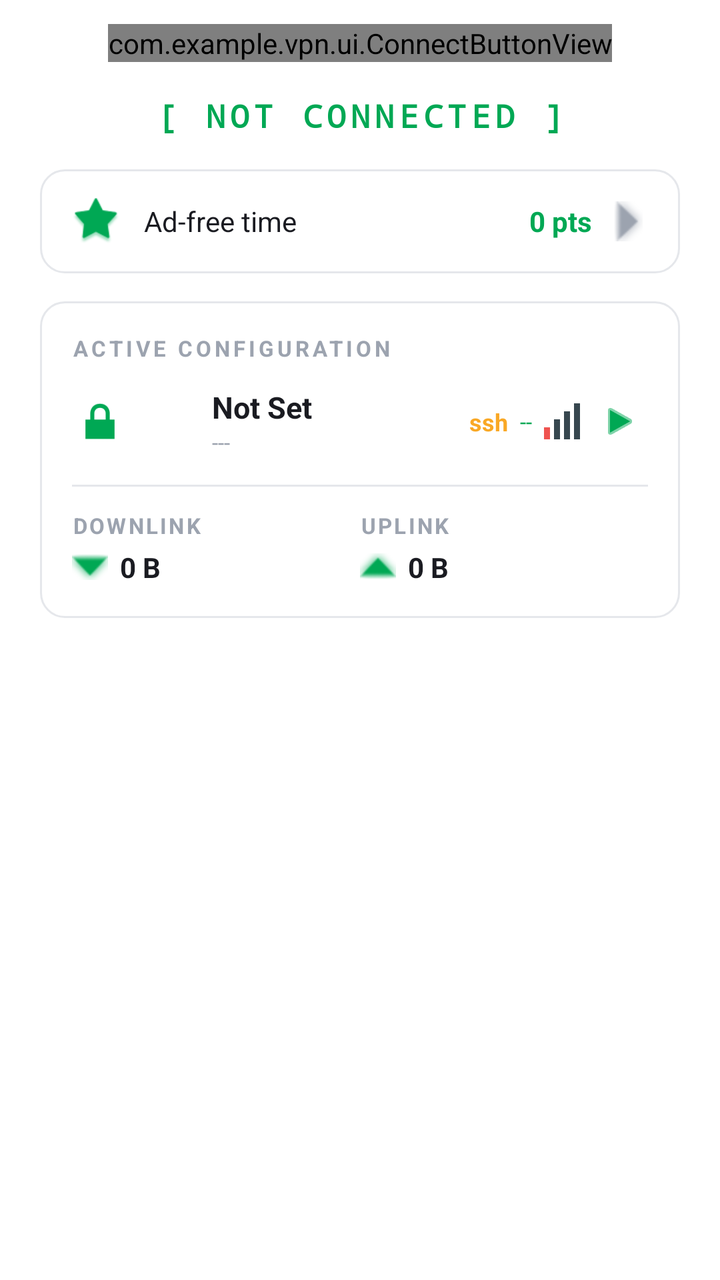
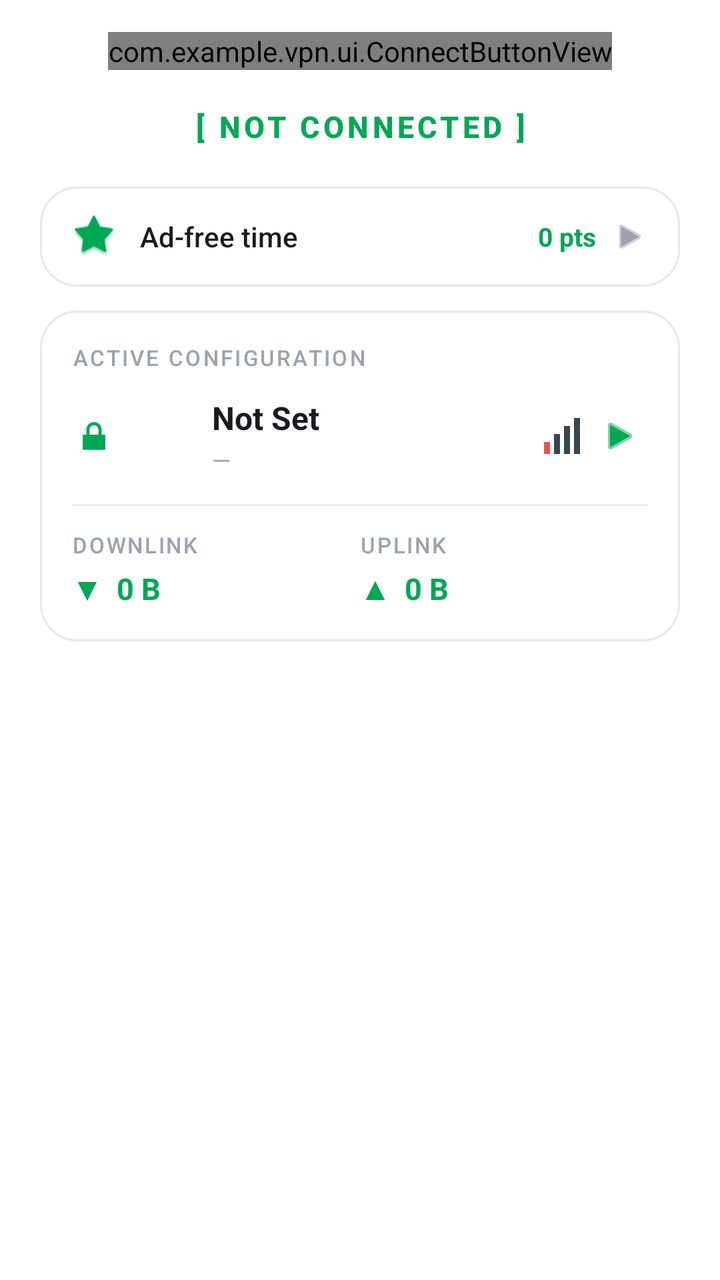

Screens rendered from an Android XML layout before and after an edit, with the pre-edit source and the edit as a unified diff.
<!-- AndroidManifest.xml: application theme Theme.MyApp -->
<!-- res/layout/page_connection_main.xml -->
<?xml version="1.0" encoding="utf-8"?>
<ScrollView xmlns:android="http://schemas.android.com/apk/res/android"
    xmlns:app="http://schemas.android.com/apk/res-auto"
    android:layout_width="match_parent"
    android:layout_height="match_parent"
    android:fillViewport="true"
    android:scrollbars="none">

    <LinearLayout
        android:layout_width="match_parent"
        android:layout_height="wrap_content"
        android:orientation="vertical"
        android:paddingBottom="16dp">

        
        <com.example.vpn.ui.ConnectButtonView
            android:id="@+id/btnConnect"
            android:layout_width="wrap_content"
            android:layout_height="wrap_content"
            android:layout_gravity="center_horizontal"
            android:layout_marginTop="12dp" />

        
        <TextView
            android:id="@+id/txtStatus"
            android:layout_width="match_parent"
            android:layout_height="wrap_content"
            android:layout_marginTop="16dp"
            android:fontFamily="monospace"
            android:gravity="center"
            android:letterSpacing="0.15"
            android:text="[ NOT CONNECTED ]"
            android:textColor="@color/accent_green"
            android:textSize="16sp"
            android:textStyle="bold" />

        
        <LinearLayout
            android:id="@+id/adFreeCard"
            android:layout_width="match_parent"
            android:layout_height="wrap_content"
            android:layout_marginHorizontal="20dp"
            android:layout_marginTop="16dp"
            android:background="@drawable/bg_dark_card"
            android:gravity="center_vertical"
            android:orientation="horizontal"
            android:paddingHorizontal="16dp"
            android:paddingVertical="14dp">

            <ImageView
                android:layout_width="24dp"
                android:layout_height="24dp"
                android:src="@android:drawable/star_big_on"
                app:tint="@color/accent_green" />

            <TextView
                android:layout_width="0dp"
                android:layout_height="wrap_content"
                android:layout_marginStart="12dp"
                android:layout_weight="1"
                android:text="Ad-free time"
                android:textColor="@color/text_primary"
                android:textSize="14sp" />

            <TextView
                android:id="@+id/txtAdFreeTime"
                android:layout_width="wrap_content"
                android:layout_height="wrap_content"
                android:text="0 pts"
                android:textColor="@color/accent_green"
                android:textSize="14sp"
                android:textStyle="bold" />

            <ImageView
                android:layout_width="20dp"
                android:layout_height="20dp"
                android:layout_marginStart="8dp"
                android:src="@android:drawable/arrow_down_float"
                android:rotation="-90"
                app:tint="@color/text_muted" />
        </LinearLayout>

        
        <LinearLayout
            android:id="@+id/configCard"
            android:layout_width="match_parent"
            android:layout_height="wrap_content"
            android:layout_marginHorizontal="20dp"
            android:layout_marginTop="14dp"
            android:background="@drawable/bg_dark_card"
            android:orientation="vertical"
            android:padding="16dp">

            <TextView
                android:layout_width="wrap_content"
                android:layout_height="wrap_content"
                android:letterSpacing="0.15"
                android:text="ACTIVE CONFIGURATION"
                android:textColor="@color/text_muted"
                android:textSize="11sp"
                android:textStyle="bold" />

            
            <LinearLayout
                android:layout_width="match_parent"
                android:layout_height="wrap_content"
                android:layout_marginTop="12dp"
                android:gravity="center_vertical"
                android:orientation="horizontal">

                <ImageView
                    android:id="@+id/imgConfigIcon"
                    android:layout_width="28dp"
                    android:layout_height="28dp"
                    android:src="@android:drawable/ic_lock_lock"
                    app:tint="@color/accent_green" />

                <ImageView
                    android:id="@+id/imgConfigFlag"
                    android:layout_width="28dp"
                    android:layout_height="20dp"
                    android:layout_marginStart="6dp"
                    android:scaleType="fitCenter"
                    android:contentDescription="flag" />

                <LinearLayout
                    android:layout_width="0dp"
                    android:layout_height="wrap_content"
                    android:layout_marginStart="8dp"
                    android:layout_weight="1"
                    android:orientation="vertical">

                    <TextView
                        android:id="@+id/txtConfigName"
                        android:layout_width="match_parent"
                        android:layout_height="wrap_content"
                        android:ellipsize="end"
                        android:maxLines="1"
                        android:text="Not Set"
                        android:textColor="@color/text_primary"
                        android:textSize="15sp"
                        android:textStyle="bold" />

                    <TextView
                        android:id="@+id/txtConfigLeft"
                        android:layout_width="match_parent"
                        android:layout_height="wrap_content"
                        android:ellipsize="end"
                        android:maxLines="1"
                        android:text="---"
                        android:textColor="@color/text_muted"
                        android:textSize="11sp" />
                </LinearLayout>

                <TextView
                    android:id="@+id/txtConfigProtocol"
                    android:layout_width="wrap_content"
                    android:layout_height="wrap_content"
                    android:layout_marginStart="4dp"
                    android:text="ssh"
                    android:textColor="@color/vpn_connecting"
                    android:textSize="12sp"
                    android:textStyle="bold" />

                <TextView
                    android:id="@+id/txtConfigPing"
                    android:layout_width="wrap_content"
                    android:layout_height="wrap_content"
                    android:layout_marginStart="6dp"
                    android:text="--"
                    android:textColor="@color/accent_green"
                    android:textSize="11sp" />

                <ImageView
                    android:id="@+id/imgConfigSignal"
                    android:layout_width="22dp"
                    android:layout_height="22dp"
                    android:layout_marginStart="4dp"
                    android:src="@drawable/ic_signal_0"
                    android:contentDescription="signal" />

                <ImageView
                    android:id="@+id/btnConfigArrow"
                    android:layout_width="28dp"
                    android:layout_height="28dp"
                    android:layout_marginStart="4dp"
                    android:background="?attr/selectableItemBackgroundBorderless"
                    android:padding="4dp"
                    android:src="@android:drawable/ic_media_play"
                    app:tint="@color/accent_green" />

                
                <TextView
                    android:id="@+id/txtConfigRight"
                    android:layout_width="0dp"
                    android:layout_height="0dp"
                    android:visibility="gone"
                    android:text="---" />
            </LinearLayout>

            <View
                android:layout_width="match_parent"
                android:layout_height="1dp"
                android:layout_marginTop="14dp"
                android:background="@color/divider" />

            
            <LinearLayout
                android:layout_width="match_parent"
                android:layout_height="wrap_content"
                android:layout_marginTop="12dp"
                android:orientation="horizontal">

                <LinearLayout
                    android:layout_width="0dp"
                    android:layout_height="wrap_content"
                    android:layout_weight="1"
                    android:orientation="vertical">

                    <TextView
                        android:layout_width="wrap_content"
                        android:layout_height="wrap_content"
                        android:letterSpacing="0.1"
                        android:text="DOWNLINK"
                        android:textColor="@color/text_muted"
                        android:textSize="11sp"
                        android:textStyle="bold" />

                    <LinearLayout
                        android:layout_width="wrap_content"
                        android:layout_height="wrap_content"
                        android:layout_marginTop="4dp"
                        android:gravity="center_vertical"
                        android:orientation="horizontal">

                        <ImageView
                            android:layout_width="18dp"
                            android:layout_height="18dp"
                            android:src="@android:drawable/arrow_down_float"
                            app:tint="@color/accent_green" />

                        <TextView
                            android:id="@+id/txtDownload"
                            android:layout_width="wrap_content"
                            android:layout_height="wrap_content"
                            android:layout_marginStart="6dp"
                            android:text="0 B"
                            android:textColor="@color/text_primary"
                            android:textSize="14sp"
                            android:textStyle="bold" />
                    </LinearLayout>
                </LinearLayout>

                <LinearLayout
                    android:layout_width="0dp"
                    android:layout_height="wrap_content"
                    android:layout_weight="1"
                    android:orientation="vertical">

                    <TextView
                        android:layout_width="wrap_content"
                        android:layout_height="wrap_content"
                        android:letterSpacing="0.1"
                        android:text="UPLINK"
                        android:textColor="@color/text_muted"
                        android:textSize="11sp"
                        android:textStyle="bold" />

                    <LinearLayout
                        android:layout_width="wrap_content"
                        android:layout_height="wrap_content"
                        android:layout_marginTop="4dp"
                        android:gravity="center_vertical"
                        android:orientation="horizontal">

                        <ImageView
                            android:layout_width="18dp"
                            android:layout_height="18dp"
                            android:src="@android:drawable/arrow_up_float"
                            app:tint="@color/accent_green" />

                        <TextView
                            android:id="@+id/txtUpload"
                            android:layout_width="wrap_content"
                            android:layout_height="wrap_content"
                            android:layout_marginStart="6dp"
                            android:text="0 B"
                            android:textColor="@color/text_primary"
                            android:textSize="14sp"
                            android:textStyle="bold" />
                    </LinearLayout>
                </LinearLayout>
            </LinearLayout>
        </LinearLayout>

        <TextView
            android:id="@+id/txtSession"
            android:layout_width="wrap_content"
            android:layout_height="wrap_content"
            android:layout_gravity="center_horizontal"
            android:layout_marginTop="12dp"
            android:fontFamily="monospace"
            android:text="00:00:00"
            android:textColor="@color/text_muted"
            android:textSize="12sp"
            android:visibility="gone" />
    </LinearLayout>
</ScrollView>
<!-- resources referenced by this layout -->
<resources>
  <color name="accent_green">#00A854</color>
  <color name="divider">#E5E7EB</color>
  <color name="text_muted">#9CA3AF</color>
  <color name="text_primary">#1A1B21</color>
  <color name="vpn_connecting">#F9A825</color>
  <!-- drawable bg_dark_card (drawable) -->
  <?xml version="1.0" encoding="utf-8"?>
  <shape xmlns:android="http://schemas.android.com/apk/res/android"
      android:shape="rectangle">
      <solid android:color="@color/card_background" />
      <corners android:radius="12dp" />
      <stroke
          android:width="1dp"
          android:color="@color/divider" />
  </shape>
  <!-- drawable ic_signal_0 (drawable) -->
  <?xml version="1.0" encoding="utf-8"?>
  <vector xmlns:android="http://schemas.android.com/apk/res/android"
      android:width="22dp"
      android:height="22dp"
      android:viewportWidth="22"
      android:viewportHeight="22">
      <path
          android:fillColor="#EF5350"
          android:pathData="M2,14h3v6h-3z"/>
      <path
          android:fillColor="#37474F"
          android:pathData="M7,10h3v10h-3z"/>
      <path
          android:fillColor="#37474F"
          android:pathData="M12,6h3v14h-3z"/>
      <path
          android:fillColor="#37474F"
          android:pathData="M17,2h3v18h-3z"/>
  </vector>
  <style name="Theme.MyApp" parent="Theme.Material3.DayNight.NoActionBar">
          <item name="colorPrimary">@color/accent_green</item>
          <item name="colorOnPrimary">#FFFFFF</item>
          <item name="colorPrimaryContainer">@color/md_theme_primary_container</item>
          <item name="colorOnPrimaryContainer">@color/md_theme_on_primary_container</item>
          <item name="colorSecondary">@color/md_theme_secondary</item>
          <item name="colorOnSecondary">@color/md_theme_on_secondary</item>
          <item name="colorSecondaryContainer">@color/md_theme_secondary_container</item>
          <item name="colorOnSecondaryContainer">@color/md_theme_on_secondary_container</item>
          <item name="colorTertiary">@color/md_theme_tertiary</item>
          <item name="colorOnTertiary">@color/md_theme_on_tertiary</item>
          <item name="colorError">@color/md_theme_error</item>
          <item name="colorOnError">@color/md_theme_on_error</item>
          <item name="android:colorBackground">@color/window_background</item>
          <item name="colorOnBackground">@color/text_primary</item>
          <item name="colorSurface">@color/card_background</item>
          <item name="colorOnSurface">@color/text_primary</item>
          <item name="colorSurfaceVariant">@color/md_theme_surface_variant</item>
          <item name="colorOnSurfaceVariant">@color/text_secondary</item>
          <item name="colorOutline">@color/divider</item>
          <item name="android:statusBarColor">@color/status_bar</item>
          <item name="android:navigationBarColor">@color/bottom_nav_background</item>
          <item name="android:windowBackground">@color/window_background</item>
          <item name="android:windowLightStatusBar">true</item>
      </style>
  <color name="card_background">#FFFFFF</color>
  <color name="md_theme_primary_container">#E0E0FF</color>
  <color name="md_theme_on_primary_container">#12134A</color>
  <color name="md_theme_secondary">#5A5D72</color>
  <color name="md_theme_on_secondary">#FFFFFF</color>
  <color name="md_theme_secondary_container">#DFE1F9</color>
  <color name="md_theme_on_secondary_container">#171B2C</color>
  <color name="md_theme_tertiary">#006B5F</color>
  <color name="md_theme_on_tertiary">#FFFFFF</color>
  <color name="md_theme_error">#BA1A1A</color>
  <color name="md_theme_on_error">#FFFFFF</color>
  <color name="window_background">#FFFFFF</color>
  <color name="md_theme_surface_variant">#E3E1EC</color>
  <color name="text_secondary">#6B7280</color>
  <color name="status_bar">#FFFFFF</color>
  <color name="bottom_nav_background">#FFFFFF</color>
</resources>

<!-- the commit's change to res/layout/page_connection_main.xml (unified diff, before → after) -->
@@ -4,13 +4,16 @@
     android:layout_width="match_parent"
     android:layout_height="match_parent"
     android:fillViewport="true"
-    android:scrollbars="none">
+    android:scrollbars="none"
+    android:background="@color/window_background">
 
     <LinearLayout
         android:layout_width="match_parent"
         android:layout_height="wrap_content"
         android:orientation="vertical"
-        android:paddingBottom="16dp">
+        android:paddingHorizontal="20dp"
+        android:paddingTop="8dp"
+        android:paddingBottom="24dp">
 
         
         <com.example.vpn.ui.ConnectButtonView
@@ -18,20 +21,20 @@
             android:layout_width="wrap_content"
             android:layout_height="wrap_content"
             android:layout_gravity="center_horizontal"
-            android:layout_marginTop="12dp" />
+            android:layout_marginTop="8dp" />
 
         
         <TextView
             android:id="@+id/txtStatus"
             android:layout_width="match_parent"
             android:layout_height="wrap_content"
-            android:layout_marginTop="16dp"
-            android:fontFamily="monospace"
+            android:layout_marginTop="18dp"
+            android:fontFamily="sans-serif-medium"
             android:gravity="center"
-            android:letterSpacing="0.15"
+            android:letterSpacing="0.12"
             android:text="[ NOT CONNECTED ]"
             android:textColor="@color/accent_green"
-            android:textSize="16sp"
+            android:textSize="15sp"
             android:textStyle="bold" />
 
         
@@ -39,19 +42,22 @@
             android:id="@+id/adFreeCard"
             android:layout_width="match_parent"
             android:layout_height="wrap_content"
-            android:layout_marginHorizontal="20dp"
-            android:layout_marginTop="16dp"
-            android:background="@drawable/bg_dark_card"
+            android:layout_marginTop="20dp"
+            android:background="@drawable/bg_card_soft"
             android:gravity="center_vertical"
             android:orientation="horizontal"
             android:paddingHorizontal="16dp"
-            android:paddingVertical="14dp">
+            android:paddingVertical="14dp"
+            android:clickable="true"
+            android:focusable="true"
+            android:foreground="?attr/selectableItemBackground">
 
             <ImageView
-                android:layout_width="24dp"
-                android:layout_height="24dp"
+                android:layout_width="22dp"
+                android:layout_height="22dp"
                 android:src="@android:drawable/star_big_on"
-                app:tint="@color/accent_green" />
+                app:tint="@color/accent_green"
+                android:contentDescription="adfree" />
 
             <TextView
                 android:layout_width="0dp"
@@ -60,7 +66,8 @@
                 android:layout_weight="1"
                 android:text="Ad-free time"
                 android:textColor="@color/text_primary"
-                android:textSize="14sp" />
+                android:textSize="14sp"
+                android:fontFamily="sans-serif-medium" />
 
             <TextView
                 android:id="@+id/txtAdFreeTime"
@@ -68,16 +75,16 @@
                 android:layout_height="wrap_content"
                 android:text="0 pts"
                 android:textColor="@color/accent_green"
-                android:textSize="14sp"
+                android:textSize="13sp"
                 android:textStyle="bold" />
 
             <ImageView
-                android:layout_width="20dp"
-                android:layout_height="20dp"
+                android:layout_width="18dp"
+                android:layout_height="18dp"
                 android:layout_marginStart="8dp"
-                android:src="@android:drawable/arrow_down_float"
-                android:rotation="-90"
-                app:tint="@color/text_muted" />
+                android:src="@android:drawable/ic_media_play"
+                app:tint="@color/text_muted"
+                android:contentDescription="go" />
         </LinearLayout>
 
         
@@ -85,22 +92,24 @@
             android:id="@+id/configCard"
             android:layout_width="match_parent"
             android:layout_height="wrap_content"
-            android:layout_marginHorizontal="20dp"
-            android:layout_marginTop="14dp"
-            android:background="@drawable/bg_dark_card"
+            android:layout_marginTop="12dp"
+            android:background="@drawable/bg_card_soft"
             android:orientation="vertical"
-            android:padding="16dp">
+            android:padding="16dp"
+            android:clickable="true"
+            android:focusable="true"
+            android:foreground="?attr/selectableItemBackground">
 
             <TextView
                 android:layout_width="wrap_content"
                 android:layout_height="wrap_content"
-                android:letterSpacing="0.15"
+                android:letterSpacing="0.1"
                 android:text="ACTIVE CONFIGURATION"
+                android:textAllCaps="true"
                 android:textColor="@color/text_muted"
                 android:textSize="11sp"
-                android:textStyle="bold" />
-
-            
+                android:fontFamily="sans-serif-medium" />
+
             <LinearLayout
                 android:layout_width="match_parent"
                 android:layout_height="wrap_content"
@@ -110,23 +119,24 @@
 
                 <ImageView
                     android:id="@+id/imgConfigIcon"
-                    android:layout_width="28dp"
-                    android:layout_height="28dp"
+                    android:layout_width="22dp"
+                    android:layout_height="22dp"
                     android:src="@android:drawable/ic_lock_lock"
-                    app:tint="@color/accent_green" />
+                    app:tint="@color/accent_green"
+                    android:contentDescription="lock" />
 
                 <ImageView
                     android:id="@+id/imgConfigFlag"
                     android:layout_width="28dp"
                     android:layout_height="20dp"
-                    android:layout_marginStart="6dp"
-                    android:scaleType="fitCenter"
+                    android:layout_marginStart="10dp"
+                    android:scaleType="centerCrop"
                     android:contentDescription="flag" />
 
                 <LinearLayout
                     android:layout_width="0dp"
                     android:layout_height="wrap_content"
-                    android:layout_marginStart="8dp"
+                    android:layout_marginStart="10dp"
                     android:layout_weight="1"
                     android:orientation="vertical">
 
@@ -138,27 +148,28 @@
                         android:maxLines="1"
                         android:text="Not Set"
                         android:textColor="@color/text_primary"
-                        android:textSize="15sp"
+                        android:textSize="16sp"
                         android:textStyle="bold" />
 
                     <TextView
                         android:id="@+id/txtConfigLeft"
                         android:layout_width="match_parent"
                         android:layout_height="wrap_content"
+                        android:layout_marginTop="2dp"
                         android:ellipsize="end"
                         android:maxLines="1"
-                        android:text="---"
+                        android:text="—"
                         android:textColor="@color/text_muted"
-                        android:textSize="11sp" />
+                        android:textSize="12sp" />
                 </LinearLayout>
 
                 <TextView
                     android:id="@+id/txtConfigProtocol"
                     android:layout_width="wrap_content"
                     android:layout_height="wrap_content"
-                    android:layout_marginStart="4dp"
-                    android:text="ssh"
-                    android:textColor="@color/vpn_connecting"
+                    android:layout_marginStart="6dp"
+                    android:text=""
+                    android:textColor="@color/accent_green"
                     android:textSize="12sp"
                     android:textStyle="bold" />
 
@@ -167,15 +178,15 @@
                     android:layout_width="wrap_content"
                     android:layout_height="wrap_content"
                     android:layout_marginStart="6dp"
-                    android:text="--"
-                    android:textColor="@color/accent_green"
-                    android:textSize="11sp" />
+                    android:text=""
+                    android:textColor="@color/text_secondary"
+                    android:textSize="12sp" />
 
                 <ImageView
                     android:id="@+id/imgConfigSignal"
                     android:layout_width="22dp"
                     android:layout_height="22dp"
-                    android:layout_marginStart="4dp"
+                    android:layout_marginStart="6dp"
                     android:src="@drawable/ic_signal_0"
                     android:contentDescription="signal" />
 
@@ -184,31 +195,30 @@
                     android:layout_width="28dp"
                     android:layout_height="28dp"
                     android:layout_marginStart="4dp"
-                    android:background="?attr/selectableItemBackgroundBorderless"
                     android:padding="4dp"
                     android:src="@android:drawable/ic_media_play"
-                    app:tint="@color/accent_green" />
-
-                
-                <TextView
-                    android:id="@+id/txtConfigRight"
-                    android:layout_width="0dp"
-                    android:layout_height="0dp"
-                    android:visibility="gone"
-                    android:text="---" />
+                    app:tint="@color/accent_green"
+                    android:contentDescription="select" />
             </LinearLayout>
+
+            
+            <TextView
+                android:id="@+id/txtConfigRight"
+                android:layout_width="0dp"
+                android:layout_height="0dp"
+                android:visibility="gone" />
 
             <View
                 android:layout_width="match_parent"
                 android:layout_height="1dp"
                 android:layout_marginTop="14dp"
+                android:layout_marginBottom="12dp"
                 android:background="@color/divider" />
 
             
             <LinearLayout
                 android:layout_width="match_parent"
                 android:layout_height="wrap_content"
-                android:layout_marginTop="12dp"
                 android:orientation="horizontal">
 
                 <LinearLayout
@@ -220,35 +230,21 @@
                     <TextView
                         android:layout_width="wrap_content"
                         android:layout_height="wrap_content"
-                        android:letterSpacing="0.1"
+                        android:letterSpacing="0.08"
                         android:text="DOWNLINK"
                         android:textColor="@color/text_muted"
                         android:textSize="11sp"
+                        android:fontFamily="sans-serif-medium" />
+
+                    <TextView
+                        android:id="@+id/txtDownload"
+                        android:layout_width="wrap_content"
+                        android:layout_height="wrap_content"
+                        android:layout_marginTop="4dp"
+                        android:text="▼  0 B"
+                        android:textColor="@color/accent_green"
+                        android:textSize="15sp"
                         android:textStyle="bold" />
-
-                    <LinearLayout
-                        android:layout_width="wrap_content"
-                        android:layout_height="wrap_content"
-                        android:layout_marginTop="4dp"
-                        android:gravity="center_vertical"
-                        android:orientation="horizontal">
-
-                        <ImageView
-                            android:layout_width="18dp"
-                            android:layout_height="18dp"
-                            android:src="@android:drawable/arrow_down_float"
-                            app:tint="@color/accent_green" />
-
-                        <TextView
-                            android:id="@+id/txtDownload"
-                            android:layout_width="wrap_content"
-                            android:layout_height="wrap_content"
-                            android:layout_marginStart="6dp"
-                            android:text="0 B"
-                            android:textColor="@color/text_primary"
-                            android:textSize="14sp"
-                            android:textStyle="bold" />
-                    </LinearLayout>
                 </LinearLayout>
 
                 <LinearLayout
@@ -260,35 +256,21 @@
                     <TextView
                         android:layout_width="wrap_content"
                         android:layout_height="wrap_content"
-                        android:letterSpacing="0.1"
+                        android:letterSpacing="0.08"
                         android:text="UPLINK"
                         android:textColor="@color/text_muted"
                         android:textSize="11sp"
+                        android:fontFamily="sans-serif-medium" />
+
+                    <TextView
+                        android:id="@+id/txtUpload"
+                        android:layout_width="wrap_content"
+                        android:layout_height="wrap_content"
+                        android:layout_marginTop="4dp"
+                        android:text="▲  0 B"
+                        android:textColor="@color/accent_green"
+                        android:textSize="15sp"
                         android:textStyle="bold" />
-
-                    <LinearLayout
-                        android:layout_width="wrap_content"
-                        android:layout_height="wrap_content"
-                        android:layout_marginTop="4dp"
-                        android:gravity="center_vertical"
-                        android:orientation="horizontal">
-
-                        <ImageView
-                            android:layout_width="18dp"
-                            android:layout_height="18dp"
-                            android:src="@android:drawable/arrow_up_float"
-                            app:tint="@color/accent_green" />
-
-                        <TextView
-                            android:id="@+id/txtUpload"
-                            android:layout_width="wrap_content"
-                            android:layout_height="wrap_content"
-                            android:layout_marginStart="6dp"
-                            android:text="0 B"
-                            android:textColor="@color/text_primary"
-                            android:textSize="14sp"
-                            android:textStyle="bold" />
-                    </LinearLayout>
                 </LinearLayout>
             </LinearLayout>
         </LinearLayout>
@@ -298,7 +280,7 @@
             android:layout_width="wrap_content"
             android:layout_height="wrap_content"
             android:layout_gravity="center_horizontal"
-            android:layout_marginTop="12dp"
+            android:layout_marginTop="14dp"
             android:fontFamily="monospace"
             android:text="00:00:00"
             android:textColor="@color/text_muted"
<!-- resource entries referenced after the edit -->
@@ -4,17 +4,6 @@
   <color name="divider">#E5E7EB</color>
   <color name="text_muted">#9CA3AF</color>
   <color name="text_primary">#1A1B21</color>
-  <color name="vpn_connecting">#F9A825</color>
-  <!-- drawable bg_dark_card (drawable) -->
-  <?xml version="1.0" encoding="utf-8"?>
-  <shape xmlns:android="http://schemas.android.com/apk/res/android"
-      android:shape="rectangle">
-      <solid android:color="@color/card_background" />
-      <corners android:radius="12dp" />
-      <stroke
-          android:width="1dp"
-          android:color="@color/divider" />
-  </shape>
   <!-- drawable ic_signal_0 (drawable) -->
   <?xml version="1.0" encoding="utf-8"?>
   <vector xmlns:android="http://schemas.android.com/apk/res/android"
@@ -72,6 +61,16 @@
   <color name="md_theme_error">#BA1A1A</color>
   <color name="md_theme_on_error">#FFFFFF</color>
   <color name="window_background">#FFFFFF</color>
+  <!-- drawable bg_card_soft (drawable) -->
+  <?xml version="1.0" encoding="utf-8"?>
+  <shape xmlns:android="http://schemas.android.com/apk/res/android"
+      android:shape="rectangle">
+      <solid android:color="@color/card_background" />
+      <corners android:radius="18dp" />
+      <stroke
+          android:width="1dp"
+          android:color="@color/divider" />
+  </shape>
   <color name="md_theme_surface_variant">#E3E1EC</color>
   <color name="text_secondary">#6B7280</color>
   <color name="status_bar">#FFFFFF</color>
